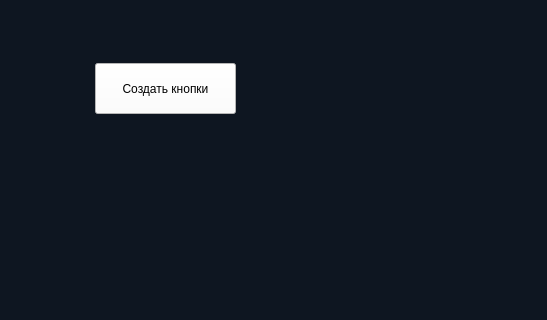
Old version of the form mainform.ui in the repository rutraq/Messanger; both pictures show x 575 to 1122 and y 414 to 734 of the 1122 by 859 pixel window.
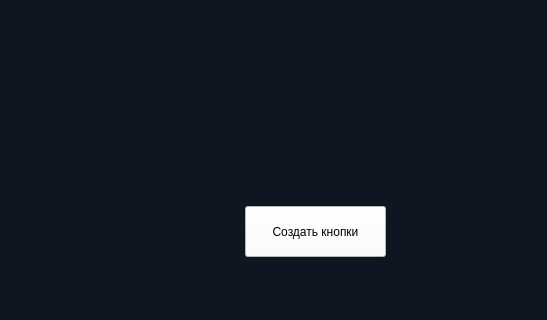
New version of the form. Icons and pictures are not drawn.

Diff of the .ui file:
```diff
--- a/mainform.ui
+++ b/mainform.ui
@@ -611,8 +611,8 @@
   <widget class="QPushButton" name="Create_buttons">
    <property name="geometry">
     <rect>
-     <x>670</x>
-     <y>477</y>
+     <x>820</x>
+     <y>620</y>
      <width>141</width>
      <height>51</height>
     </rect>
```
Left out of the diff: 55 changed lines with no effect on the pictures.
